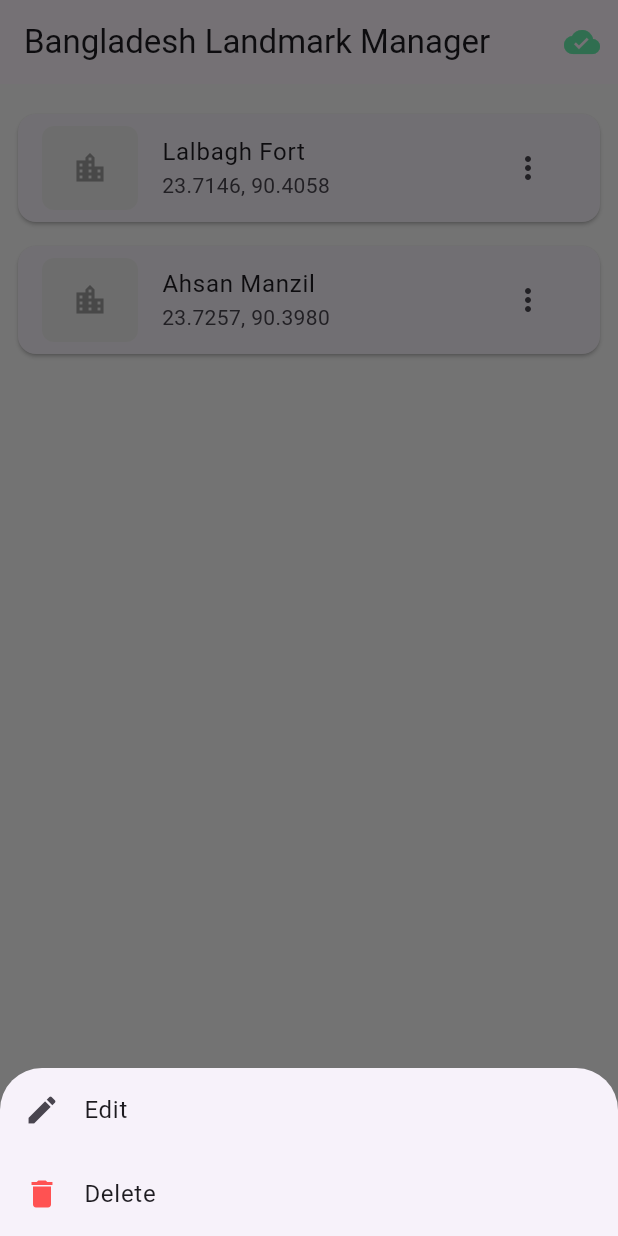
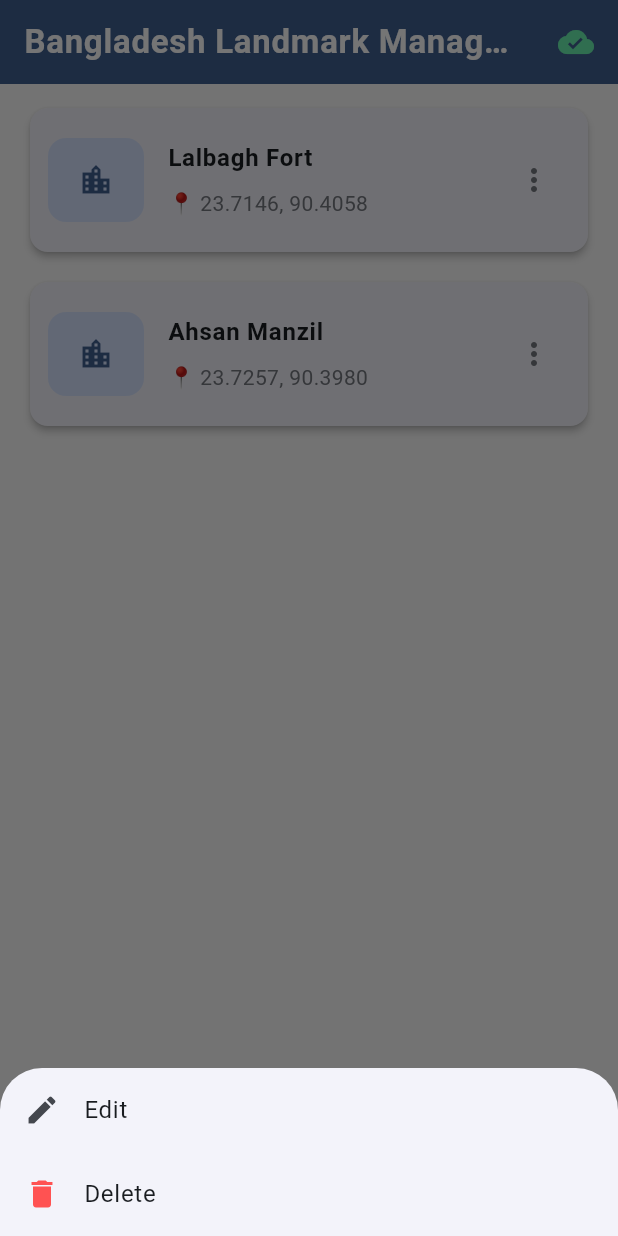
Before and after one commit to Rabbanihosni10/LandMark_BD, a Flutter app: the screen it shows after launch, item 2 of the bottom bar chosen, after a tap on the "more vert" icon, on a phone screen of 412 x 824 dp. Run offline on Flutter 3.47's test engine with Material 3 defaults, Android fonts, the phone set to English and light mode, and no system bars; our stand-ins replace flutter_map, geolocator, image_picker, latlong2.

```diff
--- a/lib/main.dart
+++ b/lib/main.dart
@@ -24,8 +24,19 @@ class MyApp extends StatelessWidget {
         debugShowCheckedModeBanner: false,
         title: 'Bangladesh Landmark Manager',
         theme: ThemeData(
-          primarySwatch: Colors.blue,
+          useMaterial3: true,
+          colorScheme: ColorScheme.fromSeed(
+            seedColor: const Color(0xFF1565C0),
+            brightness: Brightness.light,
+          ),
           scaffoldBackgroundColor: const Color(0xFFFAFAFA),
+          appBarTheme: const AppBarTheme(elevation: 2, centerTitle: false),
+          cardTheme: CardThemeData(
+            elevation: 2,
+            shape: RoundedRectangleBorder(
+              borderRadius: BorderRadius.circular(12),
+            ),
+          ),
         ),
         initialRoute: '/',
         routes: {
@@ -61,18 +72,30 @@ class _MainShellState extends State<MainShell> {
 
   @override
   Widget build(BuildContext context) {
+    final colorScheme = Theme.of(context).colorScheme;
     return Scaffold(
       appBar: AppBar(
-        title: const Text('Bangladesh Landmark Manager'),
+        elevation: 2,
+        title: const Text(
+          'Bangladesh Landmark Manager',
+          style: TextStyle(fontWeight: FontWeight.w600, letterSpacing: 0.5),
+        ),
+        backgroundColor: colorScheme.primary,
+        foregroundColor: Colors.white,
         actions: [
-          // Offline indicator placeholder
           Padding(
-            padding: const EdgeInsets.symmetric(horizontal: 12.0),
+            padding: const EdgeInsets.symmetric(horizontal: 16.0),
             child: Consumer<LandmarkProvider>(
               builder: (context, p, _) {
-                return Icon(
-                  p.isOnline ? Icons.cloud_done : Icons.cloud_off,
-                  color: p.isOnline ? Colors.greenAccent : Colors.orangeAccent,
+                return Tooltip(
+                  message: p.isOnline ? 'Online' : 'Offline',
+                  child: Icon(
+                    p.isOnline ? Icons.cloud_done : Icons.cloud_off,
+                    color: p.isOnline
+                        ? Colors.greenAccent
+                        : Colors.orangeAccent,
+                    size: 24,
+                  ),
                 );
               },
             ),
@@ -80,14 +103,23 @@ class _MainShellState extends State<MainShell> {
         ],
       ),
       body: _pages.elementAt(_selectedIndex),
-      bottomNavigationBar: BottomNavigationBar(
-        currentIndex: _selectedIndex,
-        onTap: _onItemTapped,
-        items: const <BottomNavigationBarItem>[
-          BottomNavigationBarItem(icon: Icon(Icons.map), label: 'Overview'),
-          BottomNavigationBarItem(icon: Icon(Icons.list), label: 'Records'),
-          BottomNavigationBarItem(
-            icon: Icon(Icons.add_box),
+      bottomNavigationBar: NavigationBar(
+        selectedIndex: _selectedIndex,
+        onDestinationSelected: _onItemTapped,
+        destinations: const [
+          NavigationDestination(
+            icon: Icon(Icons.map_outlined),
+            selectedIcon: Icon(Icons.map),
+            label: 'Overview',
+          ),
+          NavigationDestination(
+            icon: Icon(Icons.list_outlined),
+            selectedIcon: Icon(Icons.list),
+            label: 'Records',
+          ),
+          NavigationDestination(
+            icon: Icon(Icons.add_box_outlined),
+            selectedIcon: Icon(Icons.add_box),
             label: 'New Entry',
           ),
         ],
--- a/lib/screens/overview_map.dart
+++ b/lib/screens/overview_map.dart
@@ -9,24 +9,48 @@ import '../models/landmark.dart';
 import 'package:intl/intl.dart';
 import 'new_entry.dart';
 
-class OverviewMapScreen extends StatelessWidget {
+class OverviewMapScreen extends StatefulWidget {
   const OverviewMapScreen({Key? key}) : super(key: key);
 
+  @override
+  State<OverviewMapScreen> createState() => _OverviewMapScreenState();
+}
+
+class _OverviewMapScreenState extends State<OverviewMapScreen> {
   static final LatLng _bangladeshCenter = LatLng(23.6850, 90.3563);
+  late MapController _mapController;
+
+  @override
+  void initState() {
+    super.initState();
+    _mapController = MapController();
+  }
+
+  @override
+  void dispose() {
+    _mapController.dispose();
+    super.dispose();
+  }
 
   @override
   Widget build(BuildContext context) {
     return Consumer<LandmarkProvider>(
       builder: (context, provider, _) {
-        return FlutterMap(
+        return Stack(
+          children: [
+            FlutterMap(
+              mapController: _mapController,
               options: MapOptions(
                 center: _bangladeshCenter,
                 zoom: 6.5,
+                minZoom: 4.0,
+                maxZoom: 18.0,
                 onTap: (_, __) {},
               ),
               children: [
                 TileLayer(
-              urlTemplate: 'https://{s}.tile.openstreetmap.org/{z}/{x}/{y}.png',
+                  urlTemplate:
+                      'https://{s}.tile.openstreetmap.org/{z}/{x}/{y}.png',
                   subdomains: const ['a', 'b', 'c'],
                   userAgentPackageName: 'com.example.landmark_bd',
                 ),
@@ -50,6 +74,42 @@ class OverviewMapScreen extends StatelessWidget {
                       ),
                     );
                   }).toList(),
+                ),
+              ],
+            ),
+            // Zoom controls - FAB buttons
+            Positioned(
+              right: 16,
+              bottom: 16,
+              child: Column(
+                children: [
+                  FloatingActionButton(
+                    mini: true,
+                    heroTag: 'zoom_in',
+                    onPressed: () {
+                      _mapController.move(
+                        _mapController.center,
+                        _mapController.zoom + 1,
+                      );
+                    },
+                    backgroundColor: Colors.white,
+                    child: const Icon(Icons.add, color: Colors.blue),
+                  ),
+                  const SizedBox(height: 8),
+                  FloatingActionButton(
+                    mini: true,
+                    heroTag: 'zoom_out',
+                    onPressed: () {
+                      _mapController.move(
+                        _mapController.center,
+                        _mapController.zoom - 1,
+                      );
+                    },
+                    backgroundColor: Colors.white,
+                    child: const Icon(Icons.remove, color: Colors.blue),
+                  ),
+                ],
+              ),
             ),
           ],
         );
--- a/lib/screens/records_list.dart
+++ b/lib/screens/records_list.dart
@@ -10,7 +10,9 @@ class RecordsListScreen extends StatelessWidget {
 
   @override
   Widget build(BuildContext context) {
-    return Consumer<LandmarkProvider>(builder: (context, provider, _) {
+    final colorScheme = Theme.of(context).colorScheme;
+    return Consumer<LandmarkProvider>(
+      builder: (context, provider, _) {
         if (provider.loading) {
           return const Center(child: CircularProgressIndicator());
         }
@@ -21,13 +23,27 @@ class RecordsListScreen extends StatelessWidget {
             child: Column(
               mainAxisSize: MainAxisSize.min,
               children: [
-              const Text('No landmarks yet', style: TextStyle(fontSize: 18)),
-              const SizedBox(height: 12),
-              ElevatedButton.icon(
-                onPressed: () => Navigator.of(context).push(MaterialPageRoute(builder: (_) => const NewEntryScreen())),
+                Icon(Icons.location_off, size: 64, color: colorScheme.outline),
+                const SizedBox(height: 16),
+                Text(
+                  'No landmarks yet',
+                  style: Theme.of(context).textTheme.titleLarge,
+                ),
+                const SizedBox(height: 8),
+                Text(
+                  'Tap below to add your first landmark',
+                  style: Theme.of(
+                    context,
+                  ).textTheme.bodyMedium?.copyWith(color: colorScheme.outline),
+                ),
+                const SizedBox(height: 24),
+                FilledButton.icon(
+                  onPressed: () => Navigator.of(context).push(
+                    MaterialPageRoute(builder: (_) => const NewEntryScreen()),
+                  ),
                   icon: const Icon(Icons.add),
                   label: const Text('Add First Landmark'),
-              )
+                ),
               ],
             ),
           );
@@ -36,28 +52,40 @@ class RecordsListScreen extends StatelessWidget {
         return RefreshIndicator(
           onRefresh: provider.loadLandmarks,
           child: ListView.builder(
-          padding: const EdgeInsets.all(12),
+            padding: const EdgeInsets.symmetric(horizontal: 16, vertical: 12),
             itemCount: items.length,
             itemBuilder: (ctx, i) {
               final lm = items[i];
-            return Dismissible(
+              final colorScheme = Theme.of(context).colorScheme;
+              return Padding(
+                padding: const EdgeInsets.only(bottom: 12),
+                child: Dismissible(
                   key: ValueKey(lm.id),
                   background: Container(
-                color: Colors.green,
+                    decoration: BoxDecoration(
+                      color: Colors.green.shade400,
+                      borderRadius: BorderRadius.circular(12),
+                    ),
                     alignment: Alignment.centerLeft,
-                padding: const EdgeInsets.only(left: 20),
+                    padding: const EdgeInsets.only(left: 24),
                     child: const Icon(Icons.edit, color: Colors.white),
                   ),
                   secondaryBackground: Container(
-                color: Colors.redAccent,
+                    decoration: BoxDecoration(
+                      color: Colors.red.shade400,
+                      borderRadius: BorderRadius.circular(12),
+                    ),
                     alignment: Alignment.centerRight,
-                padding: const EdgeInsets.only(right: 20),
+                    padding: const EdgeInsets.only(right: 24),
                     child: const Icon(Icons.delete, color: Colors.white),
                   ),
                   confirmDismiss: (direction) async {
                     if (direction == DismissDirection.startToEnd) {
-                  // Edit
-                  Navigator.of(context).push(MaterialPageRoute(builder: (_) => NewEntryScreen(editLandmark: lm)));
+                      Navigator.of(context).push(
+                        MaterialPageRoute(
+                          builder: (_) => NewEntryScreen(editLandmark: lm),
+                        ),
+                      );
                       return false;
                     } else {
                       final confirmed = await showDialog<bool>(
@@ -66,34 +94,60 @@ class RecordsListScreen extends StatelessWidget {
                           title: const Text('Delete landmark'),
                           content: Text('Delete "${lm.title}"?'),
                           actions: [
-                        TextButton(onPressed: () => Navigator.of(c).pop(false), child: const Text('Cancel')),
-                        TextButton(onPressed: () => Navigator.of(c).pop(true), child: const Text('Delete')),
+                            TextButton(
+                              onPressed: () => Navigator.of(c).pop(false),
+                              child: const Text('Cancel'),
+                            ),
+                            TextButton(
+                              onPressed: () => Navigator.of(c).pop(true),
+                              child: const Text('Delete'),
+                            ),
                           ],
                         ),
                       );
                       if (confirmed == true) {
                         await provider.deleteLandmark(lm.id);
-                    ScaffoldMessenger.of(context).showSnackBar(const SnackBar(content: Text('Deleted'), backgroundColor: Colors.green));
+                        ScaffoldMessenger.of(context).showSnackBar(
+                          const SnackBar(
+                            content: Text('Deleted'),
+                            backgroundColor: Colors.green,
+                          ),
+                        );
                         return true;
                       }
                       return false;
                     }
-                return false;
                   },
                   child: Card(
-                margin: const EdgeInsets.symmetric(vertical: 8),
                     child: ListTile(
+                      contentPadding: const EdgeInsets.all(12),
                       leading: Container(
                         width: 64,
                         height: 64,
-                    decoration: BoxDecoration(borderRadius: BorderRadius.circular(8), color: Colors.grey.shade200),
-                    child: const Icon(Icons.location_city, color: Colors.grey),
+                        decoration: BoxDecoration(
+                          borderRadius: BorderRadius.circular(12),
+                          color: colorScheme.primaryContainer,
                         ),
-                  title: Text(lm.title),
-                  subtitle: Text('${lm.latitude.toStringAsFixed(4)}, ${lm.longitude.toStringAsFixed(4)}'),
+                        child: Icon(
+                          Icons.location_city,
+                          color: colorScheme.primary,
+                        ),
+                      ),
+                      title: Text(
+                        lm.title,
+                        style: const TextStyle(fontWeight: FontWeight.w600),
+                      ),
+                      subtitle: Padding(
+                        padding: const EdgeInsets.only(top: 8),
+                        child: Text(
+                          '📍 ${lm.latitude.toStringAsFixed(4)}, ${lm.longitude.toStringAsFixed(4)}',
+                          style: TextStyle(color: colorScheme.outline),
+                        ),
+                      ),
                       trailing: IconButton(
-                    icon: const Icon(Icons.more_vert),
+                        icon: Icon(Icons.more_vert, color: colorScheme.outline),
                         onPressed: () => _showCardActions(context, lm),
+                      ),
                     ),
                   ),
                 ),
@@ -101,7 +155,8 @@ class RecordsListScreen extends StatelessWidget {
             },
           ),
         );
-    });
+      },
+    );
   }
 
   void _showCardActions(BuildContext context, Landmark lm) {
@@ -116,7 +171,11 @@ class RecordsListScreen extends StatelessWidget {
               title: const Text('Edit'),
               onTap: () {
                 Navigator.of(context).pop();
-                Navigator.of(context).push(MaterialPageRoute(builder: (_) => NewEntryScreen(editLandmark: lm)));
+                Navigator.of(context).push(
+                  MaterialPageRoute(
+                    builder: (_) => NewEntryScreen(editLandmark: lm),
+                  ),
+                );
               },
             ),
             ListTile(
@@ -130,17 +189,31 @@ class RecordsListScreen extends StatelessWidget {
                     title: const Text('Delete landmark'),
                     content: Text('Delete "${lm.title}"?'),
                     actions: [
-                      TextButton(onPressed: () => Navigator.of(c).pop(false), child: const Text('Cancel')),
-                      TextButton(onPressed: () => Navigator.of(c).pop(true), child: const Text('Delete')),
+                      TextButton(
+                        onPressed: () => Navigator.of(c).pop(false),
+                        child: const Text('Cancel'),
+                      ),
+                      TextButton(
+                        onPressed: () => Navigator.of(c).pop(true),
+                        child: const Text('Delete'),
+                      ),
                     ],
                   ),
                 );
                 if (confirmed == true) {
-                  await Provider.of<LandmarkProvider>(context, listen: false).deleteLandmark(lm.id);
-                  ScaffoldMessenger.of(context).showSnackBar(const SnackBar(content: Text('Deleted'), backgroundColor: Colors.green));
+                  await Provider.of<LandmarkProvider>(
+                    context,
+                    listen: false,
+                  ).deleteLandmark(lm.id);
+                  ScaffoldMessenger.of(context).showSnackBar(
+                    const SnackBar(
+                      content: Text('Deleted'),
+                      backgroundColor: Colors.green,
+                    ),
+                  );
                 }
               },
-            )
+            ),
           ],
         ),
       ),
```
Lines whose indentation alone changed are shown as unchanged.
